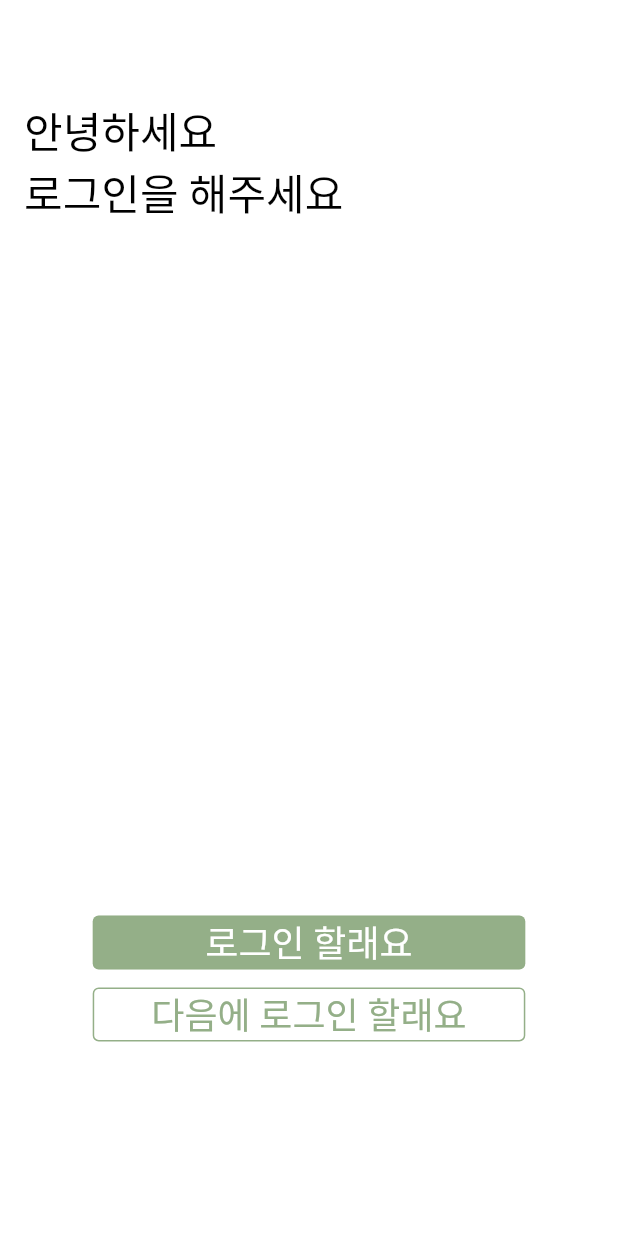
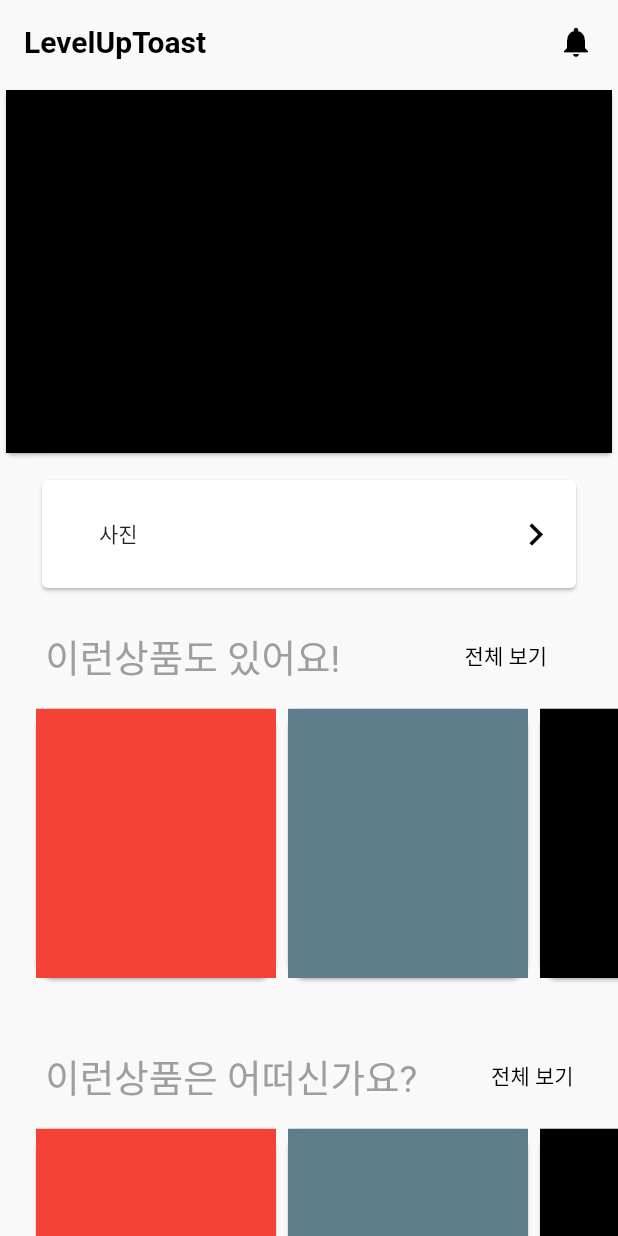
Before and after one commit to LevelUpToast/Toast_FrontEnd, a Flutter app: the screen it shows after launch, on a phone screen of 412 x 824 dp. Run offline on Flutter 3.47's test engine with Material 2 defaults, Android fonts, the phone set to English and light mode, and no system bars; our stand-ins replace flutter_swiper.

Commit message:
main_page_Setting_8_28

```diff
--- a/lever_up_toast/lib/main.dart
+++ b/lever_up_toast/lib/main.dart
@@ -2,6 +2,7 @@ import 'package:flutter/material.dart';
 import 'package:lever_up_toast/app_theme.dart';
 import 'package:lever_up_toast/screens/Login/loginScreen.dart';
 import 'package:lever_up_toast/screens/introScreen.dart';
+import 'package:lever_up_toast/screens/main_page/main_page.dart';
 
 void main() {
   runApp(const LUP());
@@ -17,7 +18,7 @@ class LUP extends StatelessWidget {
       theme: AppTheme.lightThemeData,
       initialRoute: '/intro',
       routes: {
-        '/intro' : (context) => IntroScreen(),
+        '/intro' : (context) => MainPage(),
         '/login' : (context) => LoginScreen(),
       },
     );
--- /dev/null
+++ b/lever_up_toast/lib/screens/main_page/main_page.dart
@@ -0,0 +1,272 @@
+import 'package:flutter/material.dart';
+import 'package:flutter_swiper/flutter_swiper.dart';
+import 'package:flutter_swiper/flutter_swiper.dart';
+
+class MainPage extends StatefulWidget {
+  const MainPage({Key? key}) : super(key: key);
+
+  @override
+  _MainPageState createState() => _MainPageState();
+}
+
+class _MainPageState extends State<MainPage> {
+  @override
+  List<Color> _color = [Colors.black , Colors.grey , Colors.blue];
+  Widget build(BuildContext context) {
+    return Scaffold(
+      appBar: AppBar(
+        actions : [
+          Padding(
+            padding: EdgeInsets.all(16.0),
+            child: Icon(Icons.notifications,color: Colors.black,),
+          ),
+        ],
+        elevation: 0,
+        title: Text('LevelUpToast',
+          style: TextStyle(
+              color: Colors.black,
+            fontWeight: FontWeight.w700,
+          ),
+        ),
+        iconTheme: IconThemeData(
+          color : Colors.black,
+        ),
+      ),
+      body: ListView(
+          children: <Widget>[
+            Container(
+              height: 250,
+                child: Container(
+                  child: Card(
+                    child: Container(
+                      child: Swiper(
+                        autoplay: true,
+                        itemCount: 3,
+                        itemBuilder: (context ,index){
+                          return Container(
+                            color: _color[index],
+                          );
+                        },
+                      ),
+                    ),
+                  ),
+                )),
+            Container(
+              height: 100,
+                  child: Padding(
+                    padding: EdgeInsets.only(
+                        left: 24,
+                      right: 24,
+                      top: 10,
+                      bottom: 10,
+                    ),
+                    child: Card(
+                      child: Row(
+                        children: [
+                          Flexible(
+                            flex: 2,
+                              child: Container(
+                                child: Center(
+                                  child: Text('사진'),
+                                ),
+                              )),
+                          Flexible(
+                            flex: 4,
+                              child: Container()),
+                          Flexible(
+                            flex: 1,
+                              child: Container(
+                                child: IconButton(
+                                  onPressed: (){
+                                    print('눌림');
+                                  },
+                                  icon: Icon(
+                                    Icons.navigate_next,
+                                    color: Colors.black
+                                  ),
+                                  iconSize: 30,
+                                ),
+                              )),
+                        ],
+                      ),
+                    ),
+                ),
+            ),
+            Container(
+                height: 250,
+              //flex: 2,
+                child: Container(
+                  //color: Colors.lightGreen,
+                  child: Column(
+                    children: [
+                      Flexible(
+                        flex: 1,
+                          child: Container(
+                            child: Row(
+                              children: [
+                                Flexible(
+                                  flex: 7,
+                                    child: Padding(
+                                      padding: EdgeInsets.only(left: 24),
+                                      child: Container(
+                                        child: Text(' 이런상품도 있어요!',
+                                          style: TextStyle(
+                                            fontSize: 25,
+                                            color: Colors.grey
+                                            ,
+                                          ),),
+                                      ),
+                                    )),
+                                Flexible(
+                                  flex: 2,
+                                    child: Container()),
+                                Flexible(
+                                  flex: 2,
+                                      child: Container(
+                                        child: TextButton(
+                                          onPressed: (){
+                                            print('클릭함');
+                                          },
+                                          child: Text('전체 보기',
+                                            style: TextStyle(
+                                                color: Colors.black
+                                            ),),
+                                        ),
+                                      ),
+                                    ),
+                              ],
+                            ),
+                          )),
+                      Flexible(
+                        flex: 3,
+                          child: Container(
+                            padding: EdgeInsets.only(left: 20),
+                            child: ListView(
+                              scrollDirection: Axis.horizontal,
+                              children: <Widget>[
+                                Card(
+                                  shape: RoundedRectangleBorder(
+                                    borderRadius: const BorderRadius.all(Radius.circular(12)),
+                                  ),
+                                  child: Container(
+                                    width: 160.0,
+                                    color: Colors.red,
+                                  ),
+                                ),
+                                Card(
+                                  shape: RoundedRectangleBorder(
+                                    borderRadius: const BorderRadius.all(Radius.circular(12)),
+                                  ),
+                                  child: Container(
+                                    width: 160.0,
+                                    color: Colors.blueGrey,
+                                  ),
+                                ),
+                                Card(
+                                  shape: RoundedRectangleBorder(
+                                    borderRadius: const BorderRadius.all(Radius.circular(12)),
+                                  ),
+                                  child: Container(
+                                    width: 160.0,
+                                    color: Colors.black,
+                                  ),
+                                ),
+                              ],
+                            ),
+                          )),
+                    ],
+                  ),
+                )),
+            SizedBox(
+              height: 30,
+            ),
+            Container(
+                //flex: 2,
+                height: 250,
+                child: Container(
+                  //color: Colors.lightGreen,
+                  child: Column(
+                    children: [
+                      Flexible(
+                          flex: 1,
+                          child: Container(
+                            child: Row(
+                              children: [
+                                Flexible(
+                                    flex: 7,
+                                    child: Padding(
+                                      padding: EdgeInsets.only(left: 24),
+                                      child: Container(
+                                        child: Text(' 이런상품은 어떠신가요?',
+                                          style: TextStyle(
+                                            fontSize: 25,
+                                            color: Colors.grey
+                                            ,
+                                          ),),
+                                      ),
+                                    )),
+                                Flexible(
+                                    flex: 1,
+                                    child: Container()),
+                                Flexible(
+                                  flex: 2,
+                                  child: Container(
+                                    child: TextButton(
+                                      onPressed: (){
+                                        print('클릭함');
+                                      },
+                                      child: Text('전체 보기',
+                                        style: TextStyle(
+                                            color: Colors.black
+                                        ),),
+                                    ),
+                                  ),
+                                ),
+                              ],
+                            ),
+                          )),
+                      Flexible(
+                          flex: 3,
+                          child: Container(
+                            padding: EdgeInsets.only(left: 20),
+                            child: ListView(
+                              scrollDirection: Axis.horizontal,
+                              children: <Widget>[
+                                Card(
+                                  shape: RoundedRectangleBorder(
+                                    borderRadius: const BorderRadius.all(Radius.circular(12)),
+                                  ),
+                                  child: Container(
+                                    width: 160.0,
+                                    color: Colors.red,
+                                  ),
+                                ),
+                                Card(
+                                  shape: RoundedRectangleBorder(
+                                    borderRadius: const BorderRadius.all(Radius.circular(12)),
+                                  ),
+                                  child: Container(
+                                    width: 160.0,
+                                    color: Colors.blueGrey,
+                                  ),
+                                ),
+                                Card(
+                                  shape: RoundedRectangleBorder(
+                                    borderRadius: const BorderRadius.all(Radius.circular(12)),
+                                  ),
+                                  child: Container(
+                                    width: 160.0,
+                                    color: Colors.black,
+                                  ),
+                                ),
+                              ],
+                            ),
+                          )),
+                    ],
+                  ),
+                )),
+          ],
+        ),
+    );
+  }
+}
```
Also changed, not shown: lever_up_toast/pubspec.yaml (+15 -12 lines), lever_up_toast/pubspec.lock, 17 other files.
